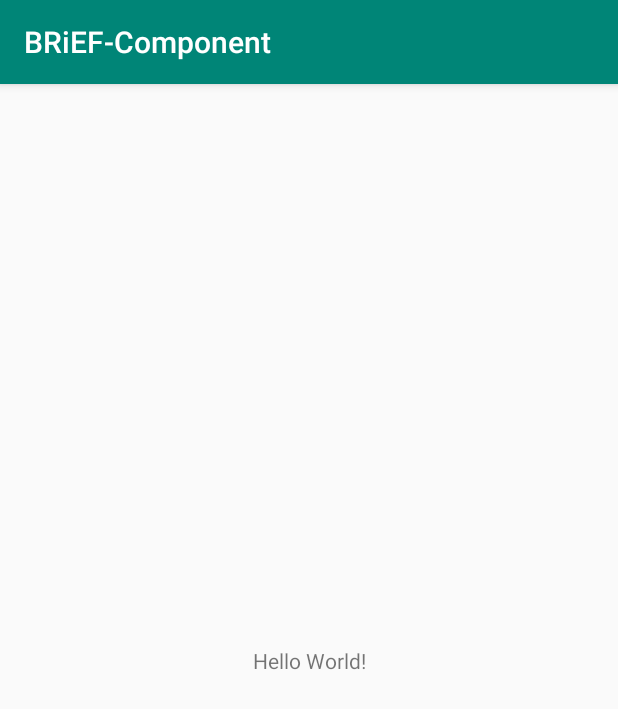
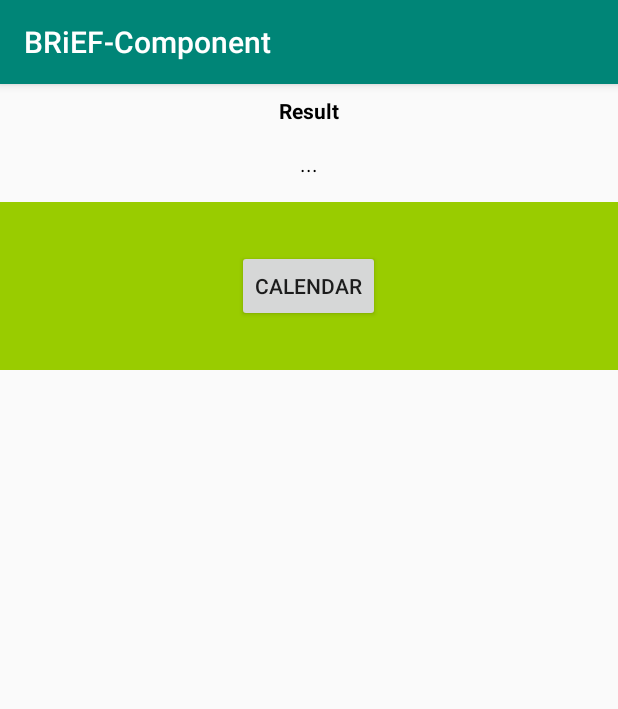
Before and after one commit to narztiizzer/BRiEF-Component, an Android app: the screen it shows after launch (MainActivity), on a phone screen of 412 x 824 dp. Shown: the top 709 px of the screen. Run offline under Robolectric (Android 15) with nearby library versions, the phone set to English and light mode, and no system bars.

Commit message:
[FIXED] based component

```diff
--- /dev/null
+++ b/app/src/main/java/cc/narztiizzer/brief/component/sample/ActivityViewModel.kt
@@ -0,0 +1,12 @@
+package cc.narztiizzer.brief.component.sample
+
+import android.arch.lifecycle.ViewModel
+import cc.narztiizzer.brief.component.helper.SingleLiveEvent
+
+class ActivityViewModel: ViewModel() {
+    val changeCreateTimeEvent = SingleLiveEvent<Long>()
+
+    fun setCreatedDate(timestamp: Long){
+        this.changeCreateTimeEvent.value = timestamp
+    }
+}
--- a/app/src/main/java/cc/narztiizzer/brief/component/sample/MainActivity.kt
+++ b/app/src/main/java/cc/narztiizzer/brief/component/sample/MainActivity.kt
@@ -1,12 +1,35 @@
 package cc.narztiizzer.brief.component.sample
 
+import android.annotation.SuppressLint
+import android.arch.lifecycle.Observer
+import android.arch.lifecycle.ViewModelProviders
 import android.support.v7.app.AppCompatActivity
 import android.os.Bundle
+import android.widget.TextView
+import java.text.SimpleDateFormat
+import java.util.*
 
 class MainActivity : AppCompatActivity() {
+    private lateinit var activityViewModel: ActivityViewModel
 
+    @SuppressLint("SimpleDateFormat")
     override fun onCreate(savedInstanceState: Bundle?) {
         super.onCreate(savedInstanceState)
         setContentView(R.layout.activity_main)
+
+        val fmtOut = SimpleDateFormat("dd-MM-yyyy")
+        val result = findViewById<TextView>(R.id.result)
+
+        this.activityViewModel = ViewModelProviders.of(this).get(ActivityViewModel::class.java)
+        this.activityViewModel.changeCreateTimeEvent.observe(this, Observer {
+            val dateString = it?.let { fmtOut.format(Date(it)) }
+            result.text = dateString
+        })
+
+        val transaction = supportFragmentManager.beginTransaction()
+        transaction.replace(R.id.container, SampleComponent())
+        transaction.commit()
+
+        println()
     }
 }
--- /dev/null
+++ b/app/src/main/java/cc/narztiizzer/brief/component/sample/SampleComponent.kt
@@ -0,0 +1,35 @@
+package cc.narztiizzer.brief.component.sample
+
+import android.os.Bundle
+import android.view.LayoutInflater
+import android.view.View
+import android.view.ViewGroup
+import android.widget.Button
+import cc.narztiizzer.brief.component.Component
+import android.app.DatePickerDialog
+import java.util.*
+
+
+class SampleComponent: Component<SampleComponentViewModel>() {
+    private var button: Button? = null
+
+    override fun onCreateView(inflater: LayoutInflater, container: ViewGroup?, savedInstanceState: Bundle?): View? {
+        return inflater.inflate(R.layout.sample_component, container, false)
+    }
+
+    override fun onViewCreated(view: View, savedInstanceState: Bundle?) {
+        super.onViewCreated(view, savedInstanceState)
+        this.button = view.findViewById(R.id.button)
+        this.button?.setOnClickListener { datePicker().show() }
+    }
+
+    private fun datePicker(): DatePickerDialog {
+        val startDate = Calendar.getInstance()
+        return DatePickerDialog(context!!,
+            DatePickerDialog.OnDateSetListener { _, year, month, dayOfMonth ->
+                val selectDate = Calendar.getInstance()
+                selectDate.set(year, month, dayOfMonth, 0, 0, 0)
+                getComponentViewModel()?.updateTimestamp(selectDate.time.time)
+            }, startDate.get(Calendar.YEAR), startDate.get(Calendar.MONTH), startDate.get(Calendar.DAY_OF_MONTH))
+    }
+}
--- a/app/src/main/res/layout/activity_main.xml
+++ b/app/src/main/res/layout/activity_main.xml
@@ -1,19 +1,25 @@
 <?xml version="1.0" encoding="utf-8"?>
-<android.support.constraint.ConstraintLayout
+<LinearLayout
         xmlns:android="http://schemas.android.com/apk/res/android"
         xmlns:tools="http://schemas.android.com/tools"
         xmlns:app="http://schemas.android.com/apk/res-auto"
         android:layout_width="match_parent"
         android:layout_height="match_parent"
-        tools:context=".MainActivity">
+        tools:context=".MainActivity" android:orientation="vertical">
+    <TextView
+            android:text="Result"
+            android:layout_width="wrap_content"
+            android:layout_height="wrap_content" android:id="@+id/textView2" android:layout_marginTop="8dp"
+            android:textColor="#000" android:textStyle="bold" android:layout_gravity="center_horizontal"/>
+    <TextView
+            android:text="..."
+            android:layout_width="wrap_content"
+            android:layout_height="wrap_content" android:id="@+id/result" android:layout_margin="16dp"
+            android:textColor="#000" android:layout_gravity="center_horizontal"/>
+    <LinearLayout
+            android:layout_width="match_parent"
+            android:layout_height="match_parent" android:id="@+id/container" android:layout_weight="1"
+            android:orientation="vertical">
 
-    <TextView
-            android:layout_width="wrap_content"
-            android:layout_height="wrap_content"
-            android:text="Hello World!"
-            app:layout_constraintBottom_toBottomOf="parent"
-            app:layout_constraintLeft_toLeftOf="parent"
-            app:layout_constraintRight_toRightOf="parent"
-            app:layout_constraintTop_toTopOf="parent"/>
-
-</android.support.constraint.ConstraintLayout>
+    </LinearLayout>
+</LinearLayout>
--- /dev/null
+++ b/app/src/main/res/layout/sample_component.xml
@@ -0,0 +1,12 @@
+<?xml version="1.0" encoding="utf-8"?>
+<LinearLayout xmlns:android="http://schemas.android.com/apk/res/android"
+              android:orientation="vertical"
+              android:layout_width="match_parent"
+              android:layout_height="wrap_content" android:background="@android:color/holo_green_light">
+
+    <Button
+            android:text="Calendar"
+            android:layout_width="wrap_content"
+            android:layout_height="wrap_content" android:id="@+id/button" android:layout_margin="32dp"
+            android:layout_gravity="center"/>
+</LinearLayout>
--- /dev/null
+++ b/app/src/main/res/xml/backup_descriptor.xml
@@ -0,0 +1,4 @@
+<?xml version="1.0" encoding="utf-8"?>
+<full-backup-content>
+    <!-- Exclude specific shared preferences that contain GCM registration Id -->
+</full-backup-content>
--- a/component/build.gradle
+++ b/component/build.gradle
@@ -26,10 +26,13 @@ android {
 }
 
 dependencies {
+    def lifecycle_version = "1.1.1"
+
     implementation fileTree(dir: 'libs', include: ['*.jar'])
 
     implementation 'com.android.support:appcompat-v7:28.0.0'
     implementation "org.jetbrains.kotlin:kotlin-stdlib-jdk7:$kotlin_version"
+    implementation "android.arch.lifecycle:extensions:$lifecycle_version"
     implementation 'joda-time:joda-time:2.10'
     testImplementation 'junit:junit:4.12'
     androidTestImplementation 'com.android.support.test:runner:1.0.2'
--- a/component/src/main/java/cc/narztiizzer/brief/component/Component.kt
+++ b/component/src/main/java/cc/narztiizzer/brief/component/Component.kt
@@ -1,26 +1,14 @@
 package cc.narztiizzer.brief.component
 
-import android.os.Bundle
+import android.arch.lifecycle.ViewModel
 import android.support.v4.app.Fragment
-import android.view.View
+import java.lang.reflect.ParameterizedType
 
-abstract class Component<T: ComponentRepository>: Fragment() {
+open class Component<T: ViewModel>: Fragment() {
+   private var vmComponent: T? = null
 
-   private lateinit var repository: T
+   @Suppress("UNCHECKED_CAST")
+   private var viewModelClass: Class<T> = (this::class.java.genericSuperclass as ParameterizedType).actualTypeArguments[0] as Class<T>
 
-   override fun onCreate(savedInstanceState: Bundle?) {
-      super.onCreate(savedInstanceState)
-      this.repository = this.registerComponentRepository()
-      this.repository.prepare(context!!)
-      this.repository.putBundle(arguments)
-   }
-
-   abstract fun registerComponentRepository(): T
-
-   abstract fun onViewCreated(view: View, savedInstanceState: Bundle?, repository: T)
-
-   override fun onViewCreated(view: View, savedInstanceState: Bundle?) {
-      super.onViewCreated(view, savedInstanceState)
-      this.onViewCreated(view, savedInstanceState, this.repository)
-   }
+   protected fun getComponentViewModel() = this.vmComponent
 }
--- /dev/null
+++ b/component/src/main/java/cc/narztiizzer/brief/component/helper/SingleLiveEvent.kt
@@ -0,0 +1,76 @@
+/*
+ *  Copyright 2017 Google Inc.
+ *
+ *  Licensed under the Apache License, Version 2.0 (the "License");
+ *  you may not use this file except in compliance with the License.
+ *  You may obtain a copy of the License at
+ *
+ *      http://www.apache.org/licenses/LICENSE-2.0
+ *
+ *  Unless required by applicable law or agreed to in writing, software
+ *  distributed under the License is distributed on an "AS IS" BASIS,
+ *  WITHOUT WARRANTIES OR CONDITIONS OF ANY KIND, either express or implied.
+ *  See the License for the specific language governing permissions and
+ *  limitations under the License.
+ */
+
+package cc.narztiizzer.brief.component.helper
+
+import android.arch.lifecycle.LifecycleOwner
+import android.arch.lifecycle.MutableLiveData
+import android.arch.lifecycle.Observer
+import android.support.annotation.MainThread
+import android.support.annotation.Nullable
+import android.util.Log
+import java.util.concurrent.atomic.AtomicBoolean
+
+
+/**
+ * A lifecycle-aware observable that sends only new updates after subscription, used for events like
+ * navigation and Snackbar messages.
+ *
+ *
+ * This avoids a common problem with events: on configuration change (like rotation) an update
+ * can be emitted if the observer is active. This LiveData only calls the observable if there's an
+ * explicit call to setValue() or call().
+ *
+ *
+ * Note that only one observer is going to be notified of changes.
+ */
+class SingleLiveEvent<T> : MutableLiveData<T>() {
+
+    private val mPending = AtomicBoolean(false)
+
+    @MainThread
+    override fun observe(owner: LifecycleOwner, observer: Observer<T>) {
+        if (hasActiveObservers()) {
+            Log.w(TAG, "Multiple observers registered but only one will be notified of changes.")
+        }
+
+        // Observe the internal MutableLiveData
+        super.observe(owner, Observer<T> { t ->
+            if (mPending.compareAndSet(true, false)) {
+                observer.onChanged(t)
+            }
+        })
+    }
+
+    @MainThread
+    override fun setValue(@Nullable t: T?) {
+        mPending.set(true)
+        super.setValue(t)
+    }
+
+    /**
+     * Used for cases where T is Void, to make calls cleaner.
+     */
+
+    @MainThread
+    fun call() {
+        setValue(null)
+    }
+
+    companion object {
+        private val TAG = "SingleLiveEvent"
+    }
+}
```
Also changed, not shown: app/build.gradle (+6 -2 lines), app/src/main/AndroidManifest.xml (+5 -2 lines), app/src/main/java/cc/narztiizzer/brief/component/sample/SampleActivity.kt (added, +19 -0 lines), app/src/main/java/cc/narztiizzer/brief/component/sample/SampleComponentViewModel.kt (added, +10 -0 lines), 2 other files.
